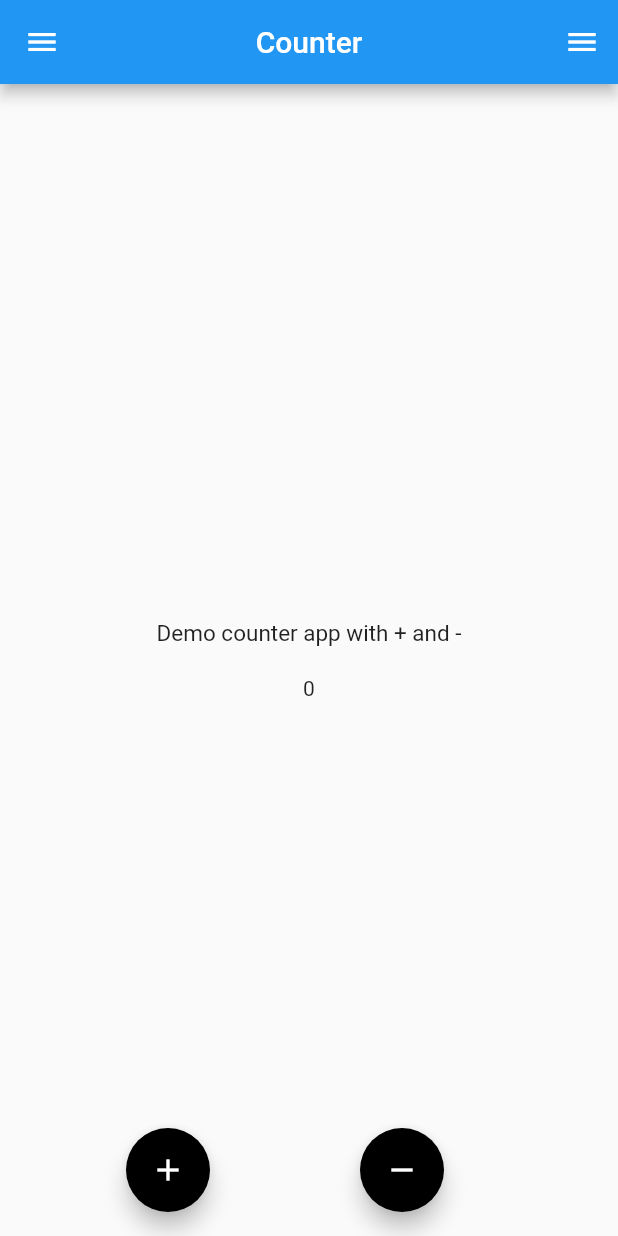
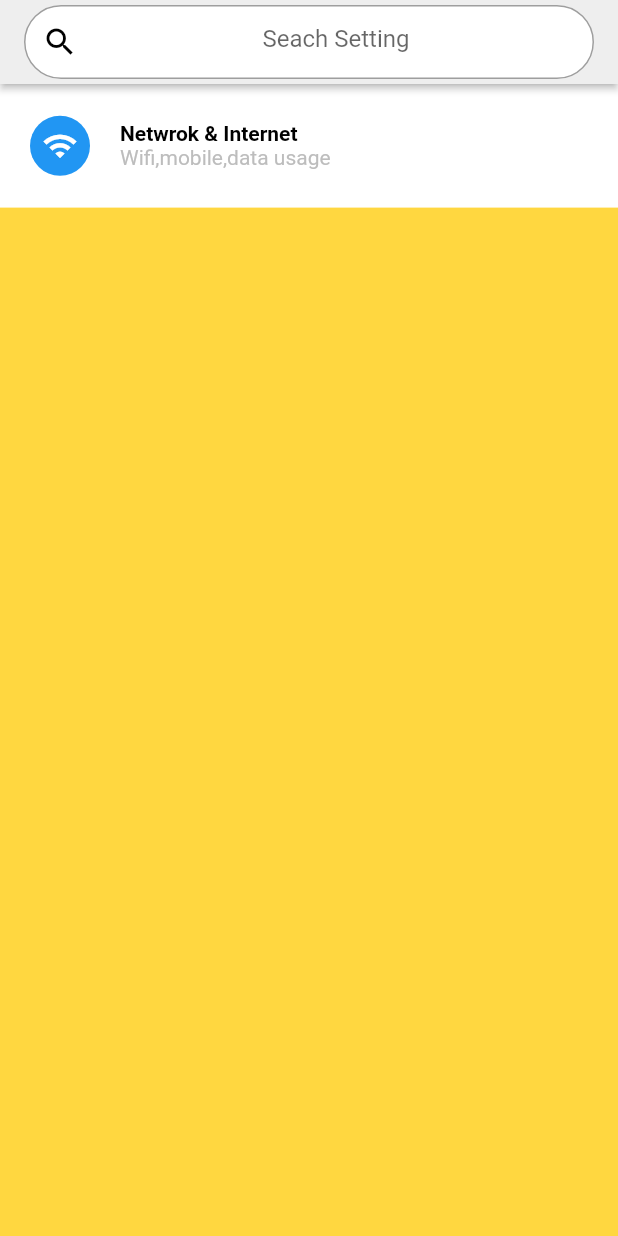
Before and after one commit to surajadkhari/fluttertuotial-gca-, a Flutter app: the screen it shows after launch, on a phone screen of 412 x 824 dp. Run offline on Flutter 3.47's test engine with Material 2 defaults, Android fonts, the phone set to English and light mode, and no system bars.

Commit message:
Custom widget single card

```diff
--- a/lib/basic_dart/maps.dart
+++ b/lib/basic_dart/maps.dart
@@ -20,7 +20,7 @@ void main() {
   // Map<String, String> fixedTypeMap = {"name": "Jone", "age": "22"};
   // print(fixedTypeMap);
 
-  Map<String, List<int>> userInfo = {
+  Map<String, List<dynamic>> userInfo = {
     "address": [12, 13, 14, "Hellp"]
   };
 }
--- /dev/null
+++ b/lib/screen/home.dart
@@ -0,0 +1,60 @@
+import 'package:flutter/material.dart';
+import 'package:flutterGCA/screen/setting_items.dart';
+
+// ignore: must_be_immutable
+class Home extends StatelessWidget {
+  double height;
+  double width;
+  @override
+  Widget build(BuildContext context) {
+    height = MediaQuery.of(context).size.height;
+    width = MediaQuery.of(context).size.width;
+
+    return Scaffold(
+      backgroundColor: Colors.amberAccent,
+      appBar: _appBar(),
+      body: _body(),
+    );
+  }
+
+  Widget _appBar() {
+    return AppBar(
+      backgroundColor: Colors.grey.shade200,
+      elevation: 2,
+      title: _mySearchBar(),
+    );
+  }
+
+//Search bar method
+  Widget _mySearchBar() {
+    OutlineInputBorder border = OutlineInputBorder(
+        borderRadius: BorderRadius.circular(100),
+        borderSide: BorderSide(color: Colors.grey));
+    return SizedBox(
+      height: height * 0.06,
+      child: TextField(
+        textAlign: TextAlign.center,
+        decoration: InputDecoration(
+          prefixIcon: Icon(Icons.search, color: Colors.black),
+          hintText: "Seach Setting",
+          enabled: true,
+          filled: true,
+          fillColor: Colors.white,
+          focusedBorder: border,
+          enabledBorder: border, //bordere colord
+        ),
+      ),
+    );
+  }
+
+  Widget _body() {
+    return ListView(
+      children: [
+        Settingitem(
+          settingWidth: width,
+          settingheight: height * .1,
+        )
+      ],
+    );
+  }
+}
--- /dev/null
+++ b/lib/screen/setting_items.dart
@@ -0,0 +1,54 @@
+import 'package:flutter/material.dart';
+
+class Settingitem extends StatelessWidget {
+  final double settingWidth, settingheight;
+  Settingitem({@required this.settingWidth, @required this.settingheight});
+  @override
+  Widget build(BuildContext context) {
+    return Container(
+      width: settingWidth,
+      height: settingheight,
+      decoration: BoxDecoration(color: Colors.white),
+      child: SizedBox(
+        child: Padding(
+          padding: const EdgeInsets.only(left: 20),
+          child: Row(
+            // crossAxisAlignment: CrossAxisAlignment.center,
+            children: [_icons(), SizedBox(width: 20), _settingDescription()],
+          ),
+        ),
+      ),
+    );
+  }
+
+  Widget _icons() {
+    return Container(
+        padding: EdgeInsets.all(8),
+        decoration: BoxDecoration(
+          color: Colors.blue,
+          shape: BoxShape.circle,
+        ),
+        child: Icon(
+          Icons.wifi,
+          color: Colors.white,
+        ));
+  }
+
+  Widget _settingDescription() {
+    return Column(
+      // mainAxisSize: MainAxisSize.min,
+      mainAxisAlignment: MainAxisAlignment.center,
+      crossAxisAlignment: CrossAxisAlignment.start,
+      children: [
+        Text(
+          "Netwrok & Internet",
+          style: TextStyle(color: Colors.black, fontWeight: FontWeight.bold),
+        ),
+        Text(
+          "Wifi,mobile,data usage",
+          style: TextStyle(color: Colors.grey.shade400),
+        )
+      ],
+    );
+  }
+}
--- a/lib/screens/counter.dart
+++ /dev/null
@@ -1,98 +0,0 @@
-import 'dart:developer';
-
-import 'package:flutter/material.dart';
-import 'package:flutterGCA/screens/widgetrefactor.dart';
-
-class Mycounter extends StatefulWidget {
-  @override
-  _MycounterState createState() => _MycounterState();
-}
-
-class _MycounterState extends State<Mycounter> {
-  int _countValue = 0;
-  @override
-  Widget build(BuildContext context) {
-    return Scaffold(
-      appBar: _appBarBuilder(),
-      floatingActionButton: actionButtons(),
-      body: _bodyBuilder(),
-      drawer: _drawBuilder(),
-      endDrawer: _drawBuilder(),
-    );
-  }
-
-  Widget _drawBuilder() {
-    return Drawer(
-      child: Multiplewidget(),
-    );
-  }
-
-//method for action buttons
-  Widget actionButtons() {
-    return Ink(
-      color: Colors.transparent,
-      child: Row(
-        mainAxisAlignment: MainAxisAlignment.spaceEvenly,
-        children: [
-          _buttonBuilder(() {
-            _increment();
-          }, Icon(Icons.add)),
-          _buttonBuilder(() {
-            _decrement();
-          }, Icon(Icons.remove))
-        ],
-      ),
-    );
-  }
-
-//method for action decreament
-  _decrement() {
-    setState(() {
-      _countValue--;
-    });
-  }
-
-//method for action increament
-  _increment() {
-    setState(() {
-      _countValue++;
-    });
-  }
-
-//method for action AppBarBuilder
-  Widget _appBarBuilder() {
-    return AppBar(
-      title: Text('Counter'),
-      centerTitle: true,
-    );
-  }
-
-//method for action Body Builder
-  Widget _bodyBuilder() {
-    return Center(
-      child: Ink(
-        color: Colors.transparent,
-        child: Column(
-          mainAxisSize: MainAxisSize.min,
-          children: [
-            Text('Demo counter app with + and -',
-                style: TextStyle(fontSize: 15)),
-            SizedBox(
-              height: 20,
-            ),
-            Text('$_countValue')
-          ],
-        ),
-      ),
-    );
-  }
-
-//method for button Builder
-  Widget _buttonBuilder(Function onPressed, Widget child) {
-    return FloatingActionButton(
-      onPressed: onPressed,
-      child: child,
-      backgroundColor: Colors.black,
-    );
-  }
-}
```
Also changed, not shown: lib/main.dart (+2 -5 lines), lib/screens/home.dart (deleted, +0 -114 lines), lib/screens/widgetrefactor.dart (deleted, +0 -74 lines).
